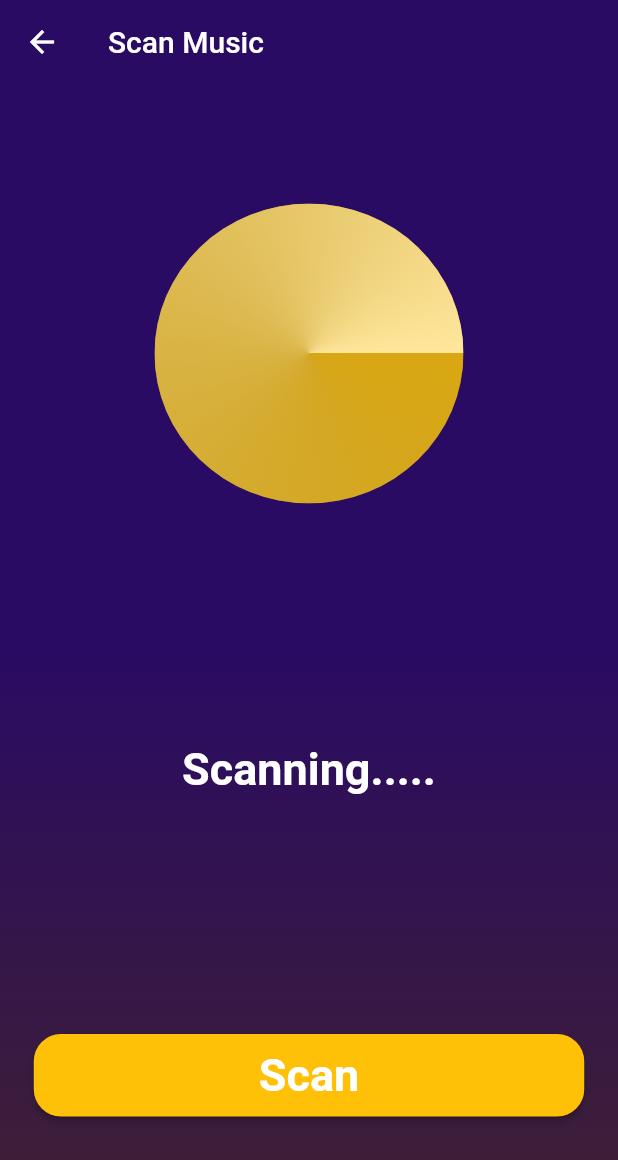
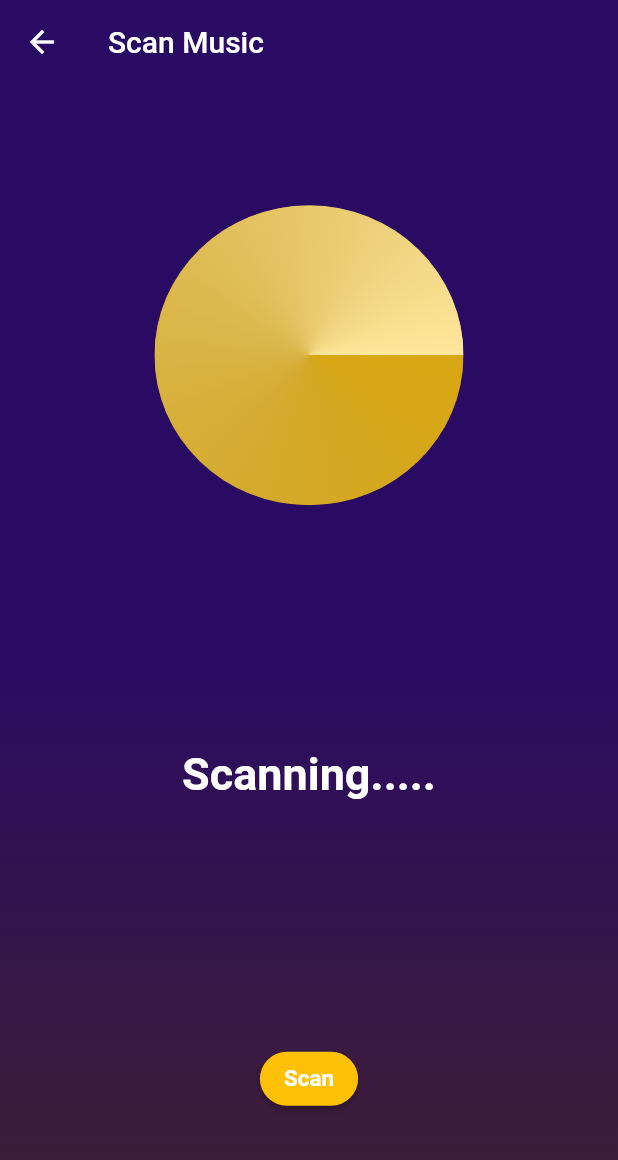
Before and after one commit to pranavpv773/Malhaar, a Flutter app: the screen it shows after launch, in the side drawer, after a tap on "Scan Music", on a phone screen of 412 x 824 dp. Shown: the top 1160 px of the screen. Run offline on Flutter 3.47's test engine with Material 2 defaults, Android fonts, the phone set to English and light mode, and no system bars; drawn by our look-alikes of animated_text_kit; our stand-ins replace audio_video_progress_bar, hive, hive_flutter, just_audio, just_audio_background, on_audio_query and 3 more; missing offline and left inert: miniplayer; accounts and stored records are empty.

Commit message:
scan button size

```diff
--- a/lib/Screens/Settings/scan_screen.dart
+++ b/lib/Screens/Settings/scan_screen.dart
@@ -109,12 +109,8 @@ class _ScanScreenState extends State<ScanScreen>
                     ),
                   ),
                   primary: Colors.amber,
-                  padding: const EdgeInsets.symmetric(
-                    horizontal: 150,
-                    vertical: 10,
-                  ),
                   textStyle: const TextStyle(
-                    fontSize: 30,
+                    fontSize: 15,
                     fontWeight: FontWeight.bold,
                   ),
                 ),
```
